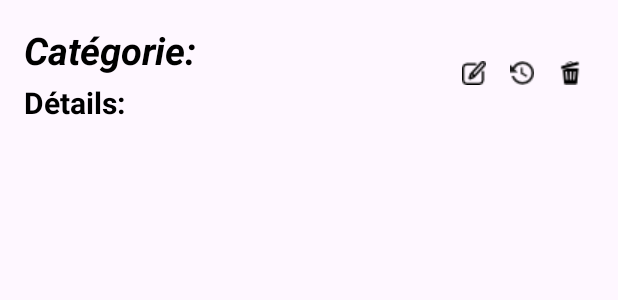
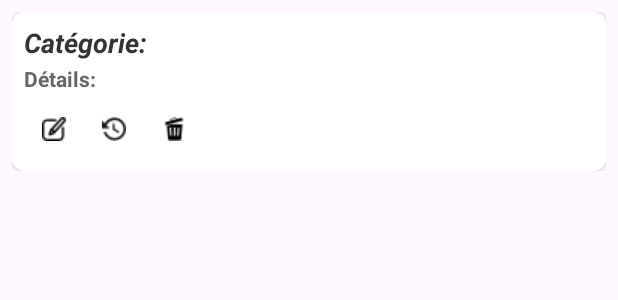
Before and after one commit to MatthieuBonnet/WhatMovieTodayFinal, an Android app: the layout list_item_media.xml on its own in the app's theme, with its tools: preview values and no code run, on a phone screen of 412 x 824 dp. Shown: the top 300 px of the screen. Run offline under Robolectric (Android 15) with nearby library versions, the phone set to English and light mode, and no system bars.

Commit message:
Nouvelle bulle

```diff
--- a/app/src/main/res/layout/list_item_media.xml
+++ b/app/src/main/res/layout/list_item_media.xml
@@ -1,70 +1,100 @@
-<RelativeLayout xmlns:android="http://schemas.android.com/apk/res/android"
+<?xml version="1.0" encoding="utf-8"?>
+<androidx.constraintlayout.widget.ConstraintLayout
+    xmlns:android="http://schemas.android.com/apk/res/android"
+    xmlns:app="http://schemas.android.com/apk/res-auto"
+    xmlns:tools="http://schemas.android.com/tools"
     android:layout_width="match_parent"
     android:layout_height="wrap_content"
-    android:padding="16dp">
+    android:padding="8dp"
+    tools:context=".ListeFragment">
 
-    <!-- Contenu de la bulle (vos éléments existants) -->
-    <RelativeLayout
+    <!-- CardView pour le titre, les détails et les boutons -->
+    <androidx.cardview.widget.CardView
+        android:id="@+id/cardViewText"
+        android:layout_width="0dp"
+        android:layout_height="wrap_content"
+        android:layout_marginBottom="4dp"
+        app:cardCornerRadius="8dp"
+        app:cardElevation="2dp"
+        app:cardBackgroundColor="@android:color/white"
+        app:layout_constraintTop_toTopOf="parent"
+        app:layout_constraintStart_toStartOf="parent"
+        app:layout_constraintEnd_toEndOf="parent">
+
+        <LinearLayout
             android:layout_width="match_parent"
-        android:layout_height="wrap_content">
+            android:layout_height="wrap_content"
+            android:orientation="vertical"
+            android:padding="8dp">
+
+            <!-- Titre et Détails -->
+            <LinearLayout
+                android:layout_width="match_parent"
+                android:layout_height="wrap_content"
+                android:orientation="vertical"
+                android:layout_marginBottom="4dp">
 
                 <TextView
                     android:id="@+id/textViewTitle"
                     android:layout_width="wrap_content"
                     android:layout_height="wrap_content"
-            android:layout_alignParentStart="true"
-            android:layout_alignParentTop="true"
                     android:text="Catégorie: "
-            android:textColor="#000000"
-            android:textSize="25sp"
-            android:textStyle="bold|italic" />
+                    android:textColor="#333333"
+                    android:textSize="18sp"
+                    android:textStyle="bold|italic"
+                    />
 
                 <TextView
                     android:id="@+id/textViewDetails"
                     android:layout_width="wrap_content"
                     android:layout_height="wrap_content"
-            android:layout_below="@id/textViewTitle"
-            android:layout_alignParentStart="true"
-            android:layout_marginTop="4dp"
                     android:text="Détails: "
-            android:textColor="#000000"
+                    android:textColor="#666666"
                     android:textStyle="bold"
-            android:textSize="20sp" />
+                    android:textSize="14sp"
+
+                    android:layout_marginTop="2dp" />
+            </LinearLayout>
 
             <!-- Boutons pour ListeFragment -->
-        <ImageButton
-            android:id="@+id/buttonDelete"
+            <LinearLayout
+                android:id="@+id/linearLayoutButtons"
                 android:layout_width="wrap_content"
                 android:layout_height="wrap_content"
-            android:layout_alignParentEnd="true"
-            android:layout_centerVertical="true"
-            android:padding="8dp"
+                android:orientation="horizontal"
+                android:gravity="end">
+
+                <ImageButton
+                    android:id="@+id/buttonEdit"
+                    android:layout_width="32dp"
+                    android:layout_height="32dp"
+                    android:layout_margin="4dp"
                     android:background="@android:color/transparent"
-            android:contentDescription="@string/delete_button_description"
-            android:src="@drawable/disposition" />
+                    android:contentDescription="Edit Button"
+                    android:src="@drawable/modif"
+                    />
 
                 <ImageButton
                     android:id="@+id/buttonArchive"
-            android:layout_width="wrap_content"
-            android:layout_height="wrap_content"
-            android:layout_toStartOf="@id/buttonDelete"
-            android:layout_centerVertical="true"
-            android:padding="8dp"
+                    android:layout_width="32dp"
+                    android:layout_height="32dp"
+                    android:layout_margin="4dp"
                     android:background="@android:color/transparent"
                     android:contentDescription="Archive Button"
-            android:src="@drawable/histo" />
+                    android:src="@drawable/histo"
+                     />
 
                 <ImageButton
-            android:id="@+id/buttonEdit"
-            android:layout_width="wrap_content"
-            android:layout_height="wrap_content"
-            android:layout_toStartOf="@id/buttonArchive"
-            android:layout_centerVertical="true"
-            android:padding="8dp"
+                    android:id="@+id/buttonDelete"
+                    android:layout_width="32dp"
+                    android:layout_height="32dp"
+                    android:layout_margin="4dp"
                     android:background="@android:color/transparent"
-            android:contentDescription="Edit Button"
-            android:src="@drawable/modif" />
+                    android:contentDescription="@string/delete_button_description"
+                    android:src="@drawable/disposition"
+                    />
+            </LinearLayout>
+        </LinearLayout>
+    </androidx.cardview.widget.CardView>
 
-    </RelativeLayout>
-
-</RelativeLayout>
+</androidx.constraintlayout.widget.ConstraintLayout>
```
Lines whose indentation alone changed are shown as unchanged.
